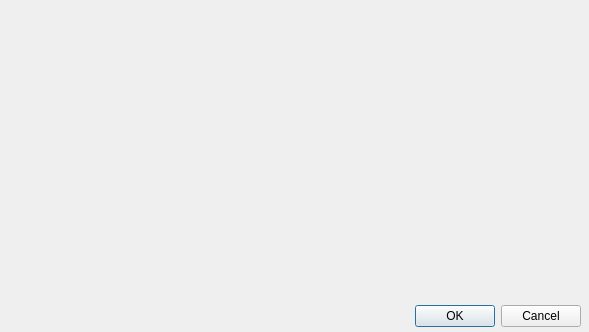
Above: stepcreatorv2/outmodeldialog.ui from computree/computree-v3 before the change. Below: the same form after it.
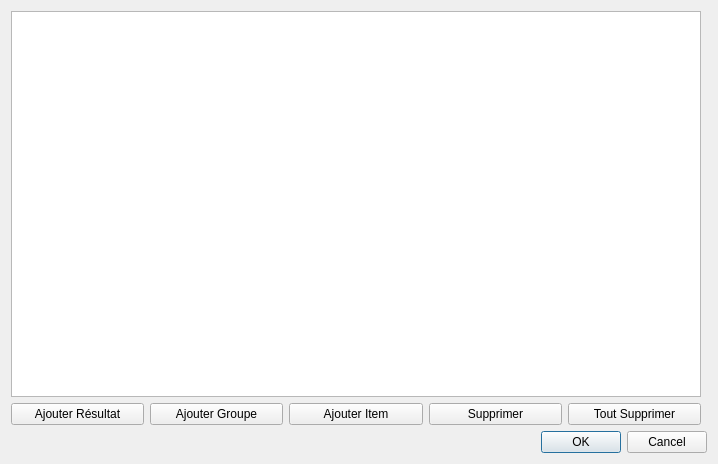
That is the form after the change.

Diff of the .ui file:
```diff
--- a/stepcreatorv2/outmodeldialog.ui
+++ b/stepcreatorv2/outmodeldialog.ui
@@ -6,29 +6,143 @@
    <rect>
     <x>0</x>
     <y>0</y>
-    <width>589</width>
-    <height>332</height>
+    <width>718</width>
+    <height>464</height>
    </rect>
   </property>
   <property name="windowTitle">
    <string>Paramétrage des modèles OUT</string>
   </property>
-  <widget class="QDialogButtonBox" name="buttonBox">
-   <property name="geometry">
-    <rect>
-     <x>240</x>
-     <y>300</y>
-     <width>341</width>
-     <height>32</height>
-    </rect>
-   </property>
-   <property name="orientation">
-    <enum>Qt::Horizontal</enum>
-   </property>
-   <property name="standardButtons">
-    <set>QDialogButtonBox::Cancel|QDialogButtonBox::Ok</set>
-   </property>
-  </widget>
+  <layout class="QVBoxLayout" name="verticalLayout">
+   <item>
+    <widget class="QWidget" name="widget" native="true">
+     <layout class="QHBoxLayout" name="horizontalLayout">
+      <property name="leftMargin">
+       <number>0</number>
+      </property>
+      <property name="topMargin">
+       <number>0</number>
+      </property>
+      <property name="rightMargin">
+       <number>0</number>
+      </property>
+      <property name="bottomMargin">
+       <number>0</number>
+      </property>
+      <item>
+       <widget class="QWidget" name="widget_2" native="true">
+        <property name="sizePolicy">
+         <sizepolicy hsizetype="Preferred" vsizetype="Preferred">
+          <horstretch>0</horstretch>
+          <verstretch>0</verstretch>
+         </sizepolicy>
+        </property>
+        <layout class="QVBoxLayout" name="verticalLayout_3">
+         <property name="leftMargin">
+          <number>0</number>
+         </property>
+         <property name="topMargin">
+          <number>0</number>
+         </property>
+         <property name="rightMargin">
+          <number>0</number>
+         </property>
+         <property name="bottomMargin">
+          <number>0</number>
+         </property>
+         <item>
+          <widget class="QTreeView" name="treeView">
+           <property name="sizePolicy">
+            <sizepolicy hsizetype="Expanding" vsizetype="Expanding">
+             <horstretch>0</horstretch>
+             <verstretch>0</verstretch>
+            </sizepolicy>
+           </property>
+           <attribute name="headerVisible">
+            <bool>false</bool>
+           </attribute>
+          </widget>
+         </item>
+         <item>
+          <widget class="QWidget" name="widget_3" native="true">
+           <layout class="QHBoxLayout" name="horizontalLayout_2">
+            <property name="leftMargin">
+             <number>0</number>
+            </property>
+            <property name="topMargin">
+             <number>0</number>
+            </property>
+            <property name="rightMargin">
+             <number>0</number>
+            </property>
+            <property name="bottomMargin">
+             <number>0</number>
+            </property>
+            <item>
+             <widget class="QPushButton" name="pb_addResult">
+              <property name="text">
+               <string>Ajouter Résultat</string>
+              </property>
+             </widget>
+            </item>
+            <item>
+             <widget class="QPushButton" name="pb_addGroup">
+              <property name="text">
+               <string>Ajouter Groupe</string>
+              </property>
+             </widget>
+            </item>
+            <item>
+             <widget class="QPushButton" name="pb_addItem">
+              <property name="text">
+               <string>Ajouter Item</string>
+              </property>
+             </widget>
+            </item>
+            <item>
+             <widget class="QPushButton" name="pb_delete">
+              <property name="text">
+               <string>Supprimer</string>
+              </property>
+             </widget>
+            </item>
+            <item>
+             <widget class="QPushButton" name="pb_clear">
+              <property name="text">
+               <string>Tout Supprimer</string>
+              </property>
+             </widget>
+            </item>
+           </layout>
+          </widget>
+         </item>
+        </layout>
+       </widget>
+      </item>
+      <item>
+       <widget class="QWidget" name="widgetZone" native="true">
+        <property name="sizePolicy">
+         <sizepolicy hsizetype="Fixed" vsizetype="Preferred">
+          <horstretch>0</horstretch>
+          <verstretch>0</verstretch>
+         </sizepolicy>
+        </property>
+       </widget>
+      </item>
+     </layout>
+    </widget>
+   </item>
+   <item>
+    <widget class="QDialogButtonBox" name="buttonBox">
+     <property name="orientation">
+      <enum>Qt::Horizontal</enum>
+     </property>
+     <property name="standardButtons">
+      <set>QDialogButtonBox::Cancel|QDialogButtonBox::Ok</set>
+     </property>
+    </widget>
+   </item>
+  </layout>
  </widget>
  <resources/>
  <connections>
```
Left out of the diff: 2 changed lines with no effect on the pictures.
